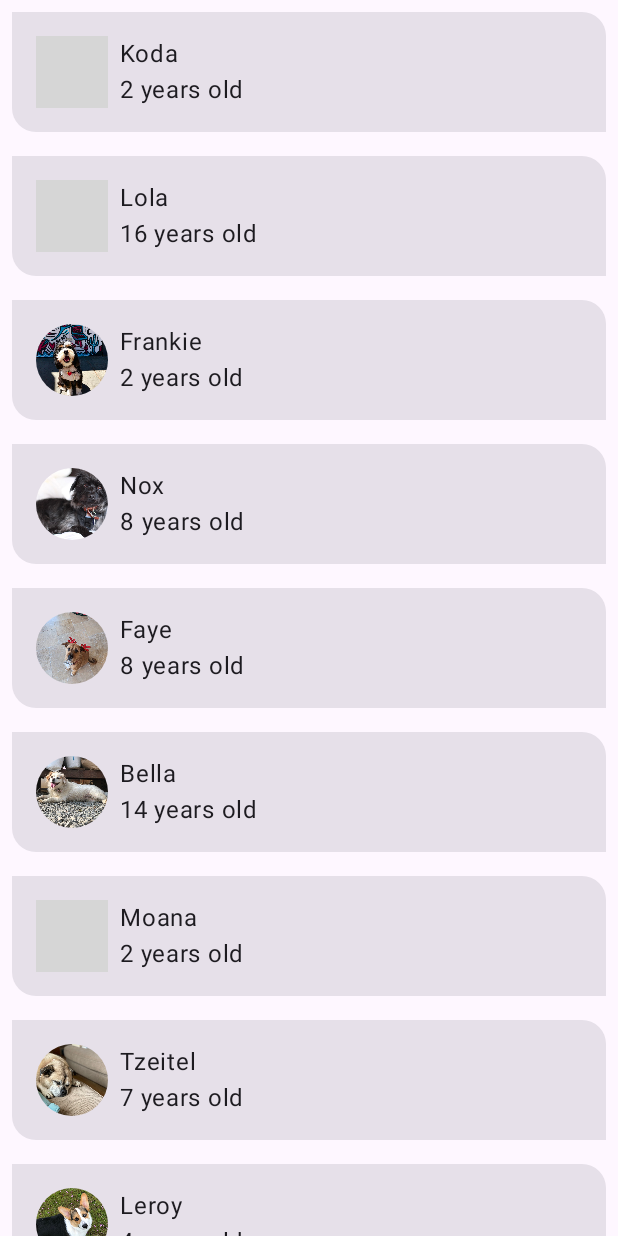
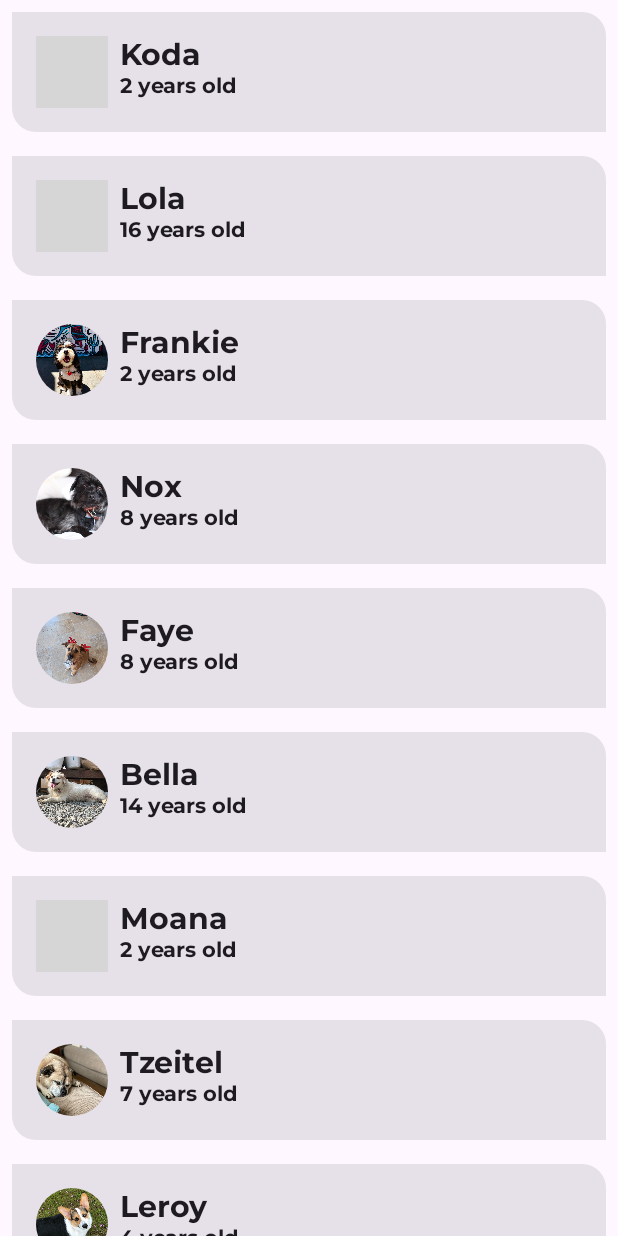
Before and after one commit to Gnarll/Android-basics, an Android app built with Jetpack Compose: the screen it shows after launch (MainActivity), on a phone screen of 412 x 824 dp. Run offline under Robolectric (Android 15) with nearby library versions, the phone set to English and light mode, and no system bars; grey boxes are pictures that could not be loaded.

Commit message:
add fonts

```diff
--- a/app/src/main/java/com/example/androidbasics/MainActivity.kt
+++ b/app/src/main/java/com/example/androidbasics/MainActivity.kt
@@ -68,12 +68,12 @@ fun DogItem(
     modifier: Modifier = Modifier
 ) {
     Card(
-        modifier = modifier
+        modifier = modifier,
     ) {
         Row(
             modifier = Modifier
                 .fillMaxWidth()
-                .padding(dimensionResource(id = R.dimen.padding_small))
+                .padding(dimensionResource(id = R.dimen.padding_small)),
         ) {
             DogIcon(dog.imageResourceId)
             DogInformation(dog.name, dog.age)
@@ -104,10 +104,12 @@ fun DogInformation(
 ) {
     Column(modifier = modifier) {
         Text(
+            style = MaterialTheme.typography.displayMedium,
             text = stringResource(dogName),
             modifier = Modifier.padding(top = dimensionResource(R.dimen.padding_small))
         )
         Text(
+            style = MaterialTheme.typography.bodyLarge,
             text = stringResource(R.string.years_old, dogAge),
         )
     }
--- a/app/src/main/java/com/example/androidbasics/ui/theme/Type.kt
+++ b/app/src/main/java/com/example/androidbasics/ui/theme/Type.kt
@@ -2,8 +2,37 @@ package com.example.ui.theme
 
 import androidx.compose.material3.Typography
 import androidx.compose.ui.text.TextStyle
+import androidx.compose.ui.text.font.Font
 import androidx.compose.ui.text.font.FontFamily
 import androidx.compose.ui.text.font.FontWeight
 import androidx.compose.ui.unit.sp
+import com.example.androidbasics.R
 
-val AppTypography = Typography()
+
+val AbrilFatface = FontFamily(Font(R.font.abril_fatface_regular))
+val Montserrat = FontFamily(Font(R.font.montserrat_bold), Font(R.font.montserrat_regular))
+
+val AppTypography =
+    Typography(
+        displayLarge = TextStyle(
+            fontWeight = FontWeight.Normal,
+            fontSize = 36.sp,
+            fontFamily = AbrilFatface
+        ),
+        displayMedium = TextStyle(
+            fontWeight = FontWeight.Medium,
+            fontSize = 20.sp,
+            fontFamily = Montserrat
+        ),
+        labelSmall = TextStyle(
+            fontWeight = FontWeight.Bold,
+            fontSize = 14.sp,
+            fontFamily = Montserrat
+        ),
+        bodyLarge = TextStyle(
+            fontWeight = FontWeight.Normal,
+            fontSize = 14.sp,
+            fontFamily = Montserrat
+        ),
+
+        )
```
Also changed, not shown: app/src/main/res/font/abril_fatface_regular.ttf (added), app/src/main/res/font/montserrat_bold.ttf (added), app/src/main/res/font/montserrat_regular.ttf (added), 1 other file.
